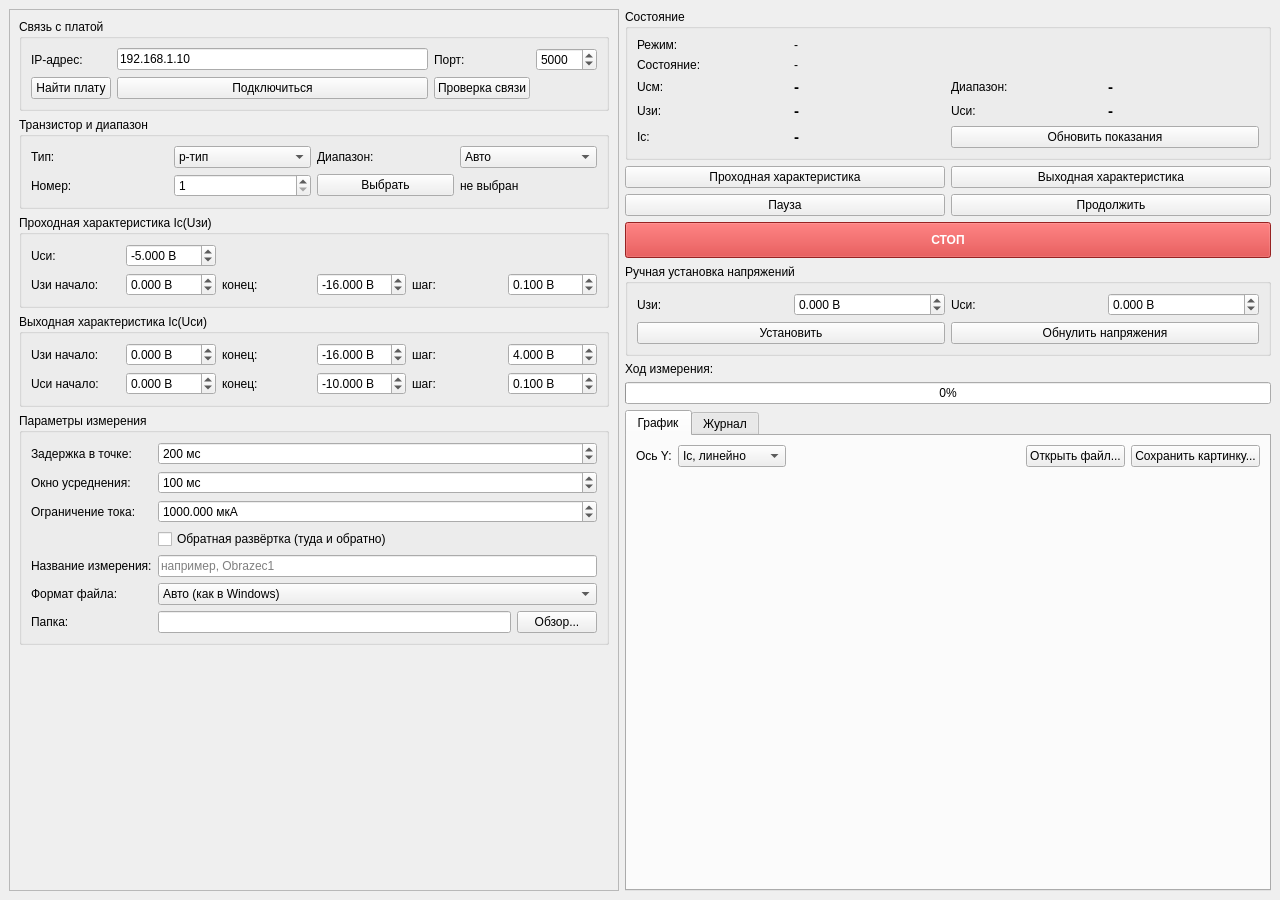
This is pc_app/src/mainwindow.ui in Dsv9toy/OFET_develop as Qt 5 draws it before an edit. The edited form follows.
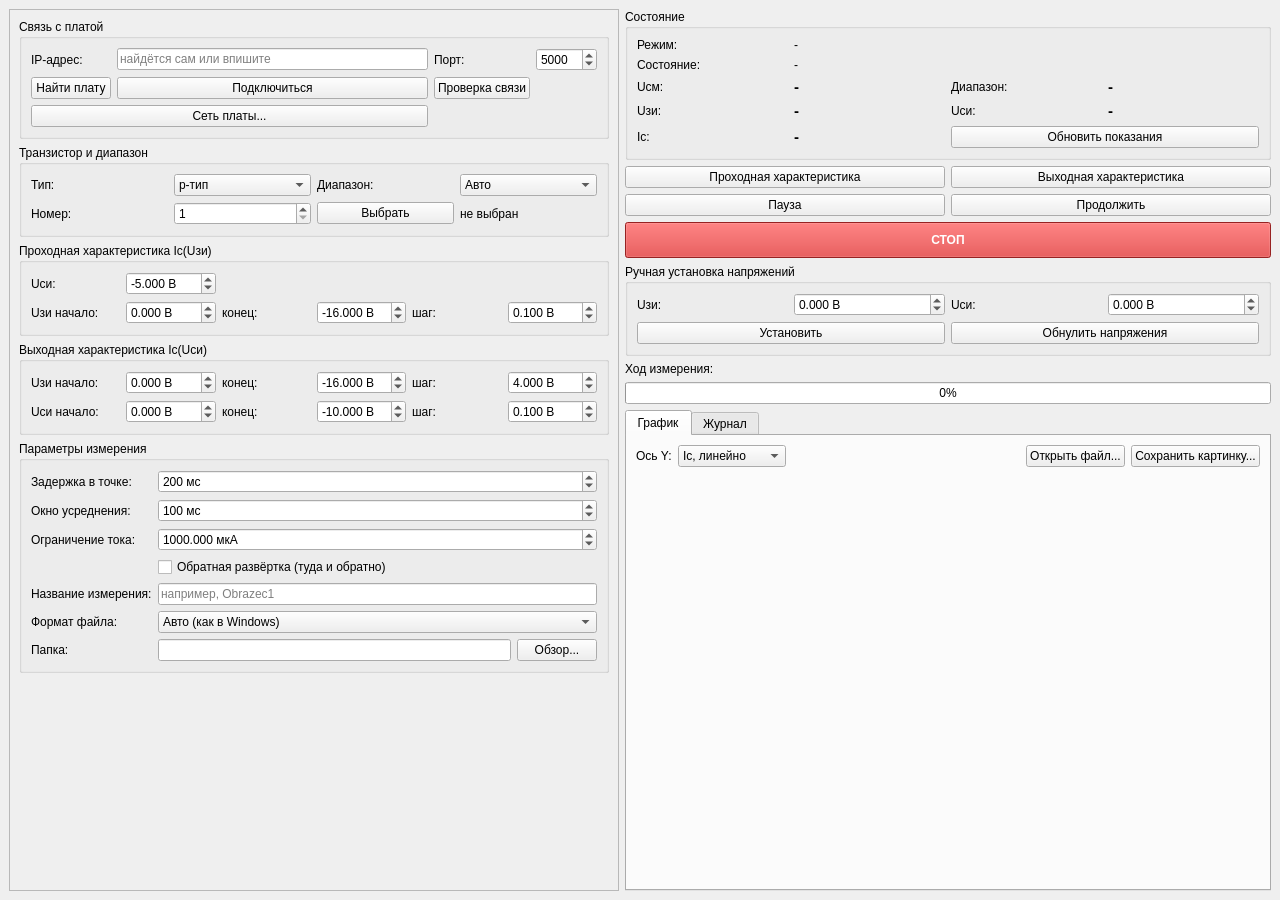
This is the edited form. Custom widgets are drawn as their Qt base class.

What changed in the file:
```diff
--- a/pc_app/src/mainwindow.ui
+++ b/pc_app/src/mainwindow.ui
@@ -43,8 +43,8 @@
            </item>
            <item row="0" column="1">
             <widget class="QLineEdit" name="ipEdit">
-             <property name="text">
-              <string>192.168.1.10</string>
+             <property name="placeholderText">
+              <string>найдётся сам или впишите</string>
              </property>
             </widget>
            </item>
@@ -108,6 +108,16 @@
              </property>
             </widget>
            </item>
+           <item row="2" column="0" colspan="2">
+            <widget class="QPushButton" name="netButton">
+             <property name="text">
+              <string>Сеть платы...</string>
+             </property>
+             <property name="toolTip">
+              <string>Посмотреть и изменить сетевые настройки платы: авто или постоянный IP-адрес</string>
+             </property>
+            </widget>
+           </item>
           </layout>
          </widget>
         </item>
```
Left out of the diff: 2 changed lines with no effect on the pictures.
